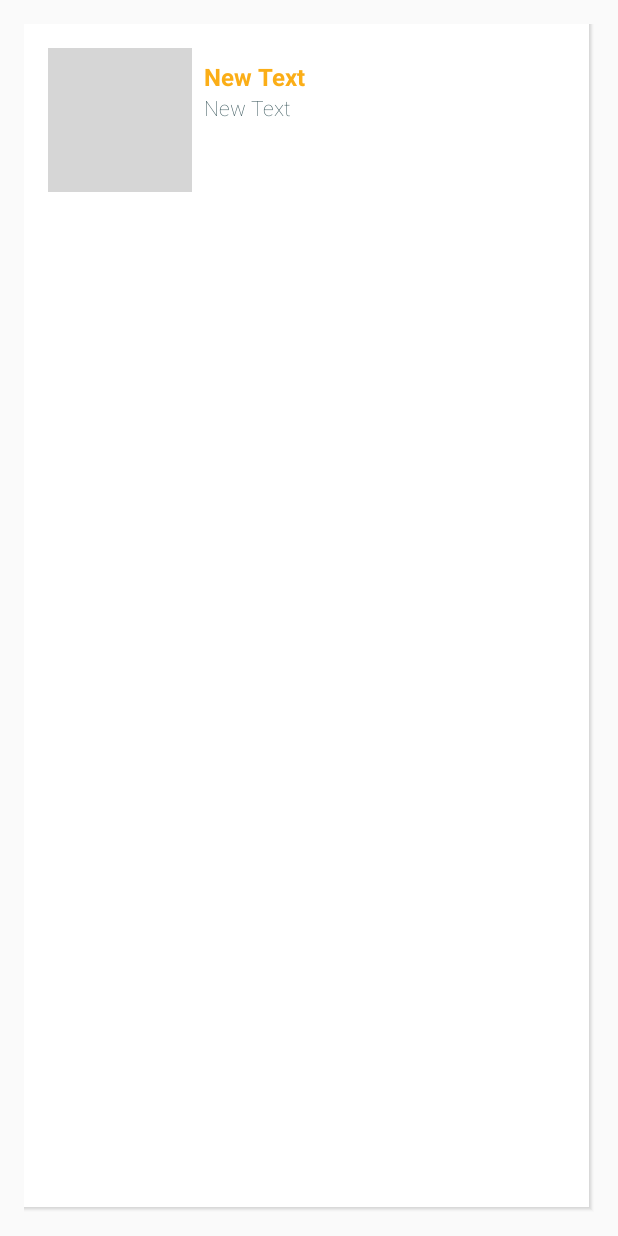
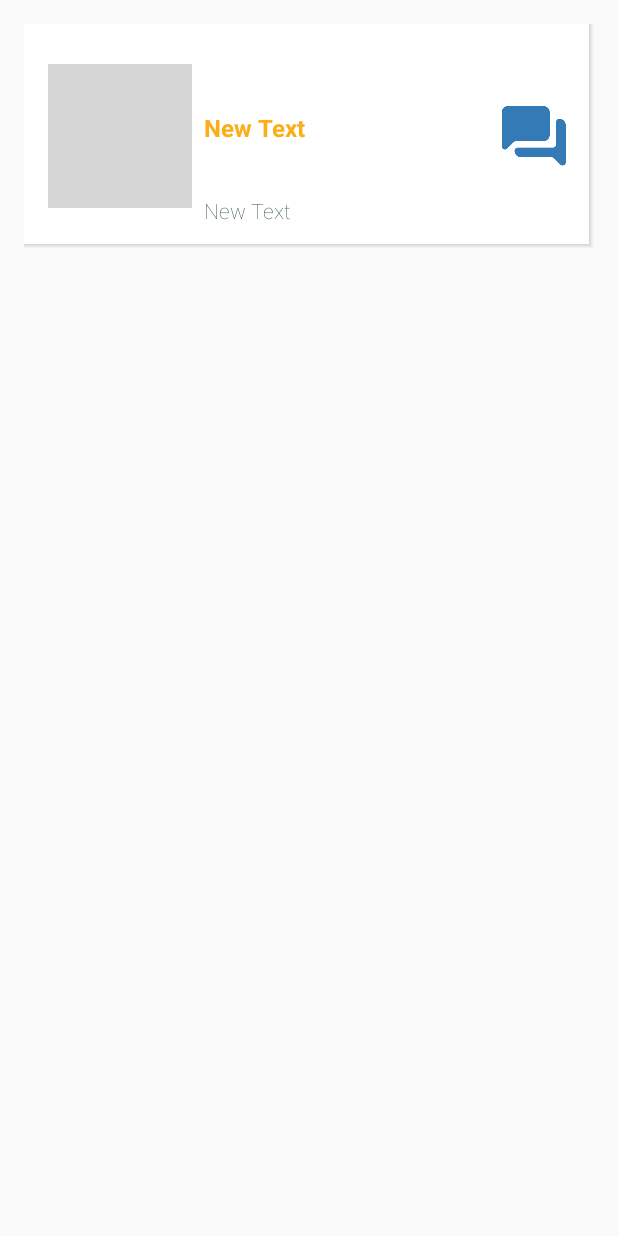
Before and after one commit to Labex2015/LookyAndroid, an Android app: the layout interaction_list_item.xml on its own in the app's theme, with its tools: preview values and no code run, on a phone screen of 412 x 824 dp. Run offline under Robolectric (Android 15) with nearby library versions, the phone set to English and light mode, and no system bars; grey boxes are pictures that could not be loaded.

Commit message:
Quase 100%

```diff
--- a/app/src/main/java/labex/feevale/br/looky/MainActivity.java
+++ b/app/src/main/java/labex/feevale/br/looky/MainActivity.java
@@ -199,13 +199,13 @@ public class MainActivity extends AppCompatActivity implements AppCompatCallback
                 break;
             case GLOBAL_HELP: changeFragment(new RequestsGlobalFragment(this));
                 break;
-            case CHAT:        if(!(mFragment instanceof InteractionsFragment))loadInteractions();
+            case CHAT:        loadInteractions();
                 break;
             case PROFILE:
                 break;
             case KNOWLEDGES:  if(!(mFragment instanceof KnowledgeFragment)) new LoadKnowledgeFragment(this, user).load();
                 break;
-            case PENDING: loadPending();
+            case PENDING:     loadPending();
                 break;
             case HISTORY:
                 break;
--- a/app/src/main/java/labex/feevale/br/looky/view/fragments/RequestsGlobalFragment.java
+++ b/app/src/main/java/labex/feevale/br/looky/view/fragments/RequestsGlobalFragment.java
@@ -147,7 +147,7 @@ public class RequestsGlobalFragment extends BaseFragment implements CallbackTask
     @Override
     public void afterDelete(MessageResponse messageResponse) {
         removeAndUpdate();
-        Toast.makeText(getActivity(),messageResponse.getMsg(),Toast.LENGTH_LONG).show();
+        Toast.makeText(getActivity(),getString(R.string.global_help_removed),Toast.LENGTH_LONG).show();
     }
 
     @Override
--- a/app/src/main/res/layout/interaction_list_item.xml
+++ b/app/src/main/res/layout/interaction_list_item.xml
@@ -1,8 +1,8 @@
 <?xml version="1.0" encoding="utf-8"?>
-<RelativeLayout xmlns:android="http://schemas.android.com/apk/res/android"
-    android:orientation="vertical"
+<LinearLayout xmlns:android="http://schemas.android.com/apk/res/android"
+    android:orientation="horizontal"
     android:layout_width="match_parent"
-    android:layout_height="match_parent"
+    android:layout_height="150dp"
     style="@style/item_default_list">
 
     <labex.feevale.br.looky.view.custom.RoundedImageView
@@ -12,31 +12,37 @@
         android:id="@+id/anotherUserPictureRoundedImage"
         android:layout_alignParentTop="true"
         android:layout_alignParentLeft="true"
-        android:layout_alignParentStart="true" />
-
+        android:layout_alignParentStart="true"
+        android:layout_gravity="center_vertical" />
+    <LinearLayout
+        android:layout_width="match_parent"
+        android:orientation="vertical"
+        android:layout_height="match_parent"
+        android:layout_gravity="center_vertical"
+        android:layout_weight="1">
     <TextView
-        android:layout_width="wrap_content"
-        android:layout_height="wrap_content"
+        android:layout_width="match_parent"
+        android:layout_height="match_parent"
         android:text="New Text"
         android:id="@+id/anotherUserTextView"
         style="@style/list_text_knowledge_style_bold_16"
-        android:gravity="start"
-        android:layout_alignParentTop="true"
-        android:layout_toRightOf="@+id/anotherUserPictureRoundedImage"
-        android:layout_alignParentRight="true"
-        android:layout_alignParentEnd="true" />
+        android:gravity="center_vertical"
+        android:layout_weight="1" />
 
     <TextView
-        android:layout_width="wrap_content"
-        android:layout_height="match_parent"
+        android:layout_width="match_parent"
+        android:layout_height="wrap_content"
         android:text="New Text"
         android:id="@+id/requestHelpLabelTextView"
         style="@style/list_text_knowledge_style_tiny_14"
-        android:layout_below="@+id/anotherUserTextView"
-        android:layout_toRightOf="@+id/anotherUserPictureRoundedImage"
-        android:layout_alignBottom="@+id/anotherUserPictureRoundedImage"
-        android:layout_alignParentRight="true"
-        android:layout_alignParentEnd="true" />
+        android:layout_gravity="center_vertical"
+        android:gravity="bottom"/>
 
-
-</RelativeLayout>
+    </LinearLayout>
+    <ImageView
+        android:layout_width="wrap_content"
+        android:layout_height="wrap_content"
+        android:src="@drawable/chat_icon"
+        android:id="@+id/closeChatImage"
+        android:layout_gravity="center_vertical" />
+</LinearLayout>
--- a/app/src/main/res/values/strings.xml
+++ b/app/src/main/res/values/strings.xml
@@ -181,6 +181,7 @@
     <string name="answer_global_help_message">Desculpe insistir, mas você está se comprometendo a ajudar alguém. Proceder?</string>
     <string name="logout">Sair</string>
     <string name="loading">Carregando...</string>
+    <string name="global_help_removed">Pedido de ajuda removido!</string>
 
 
 </resources>
```
